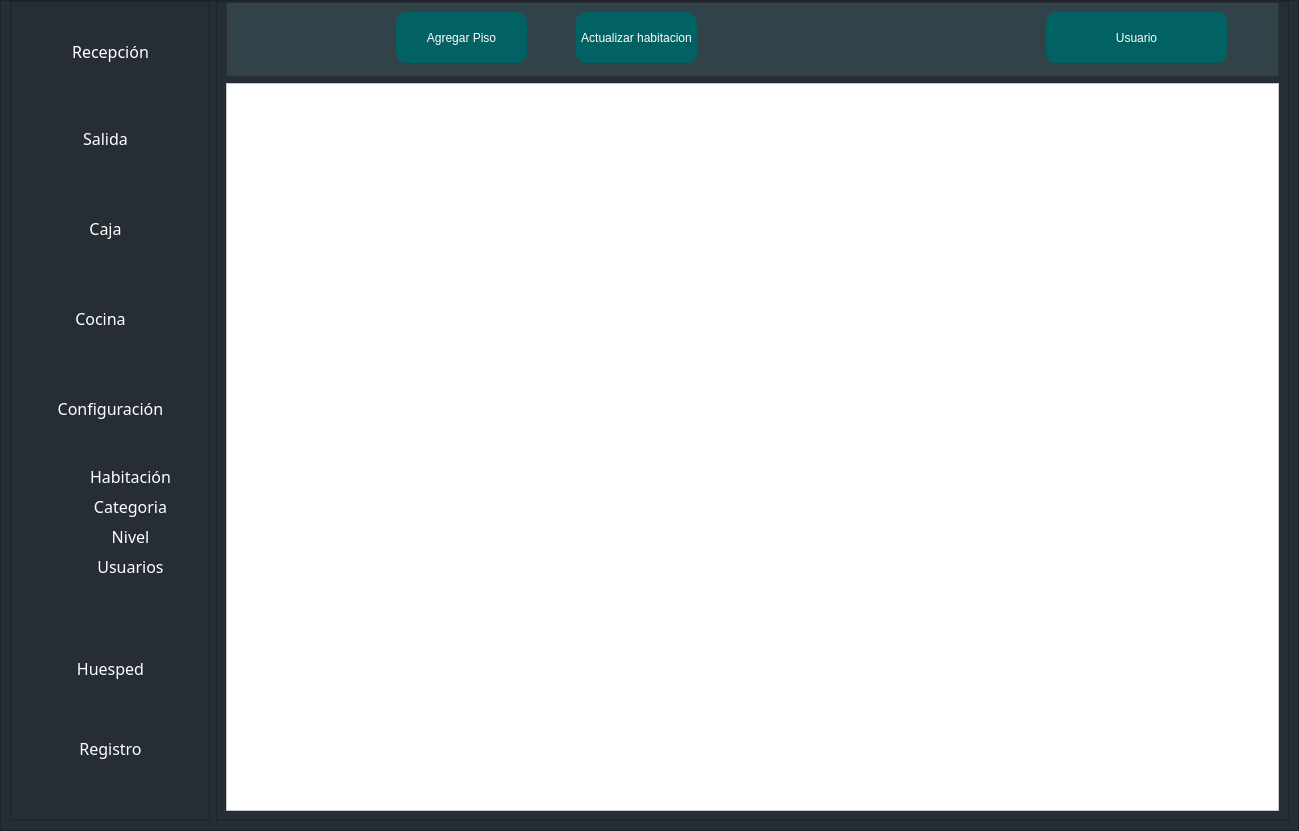
AngelAndreCotocCuzal/Hotel_Proyecto, file view/Interfaz.ui: the form before one commit.
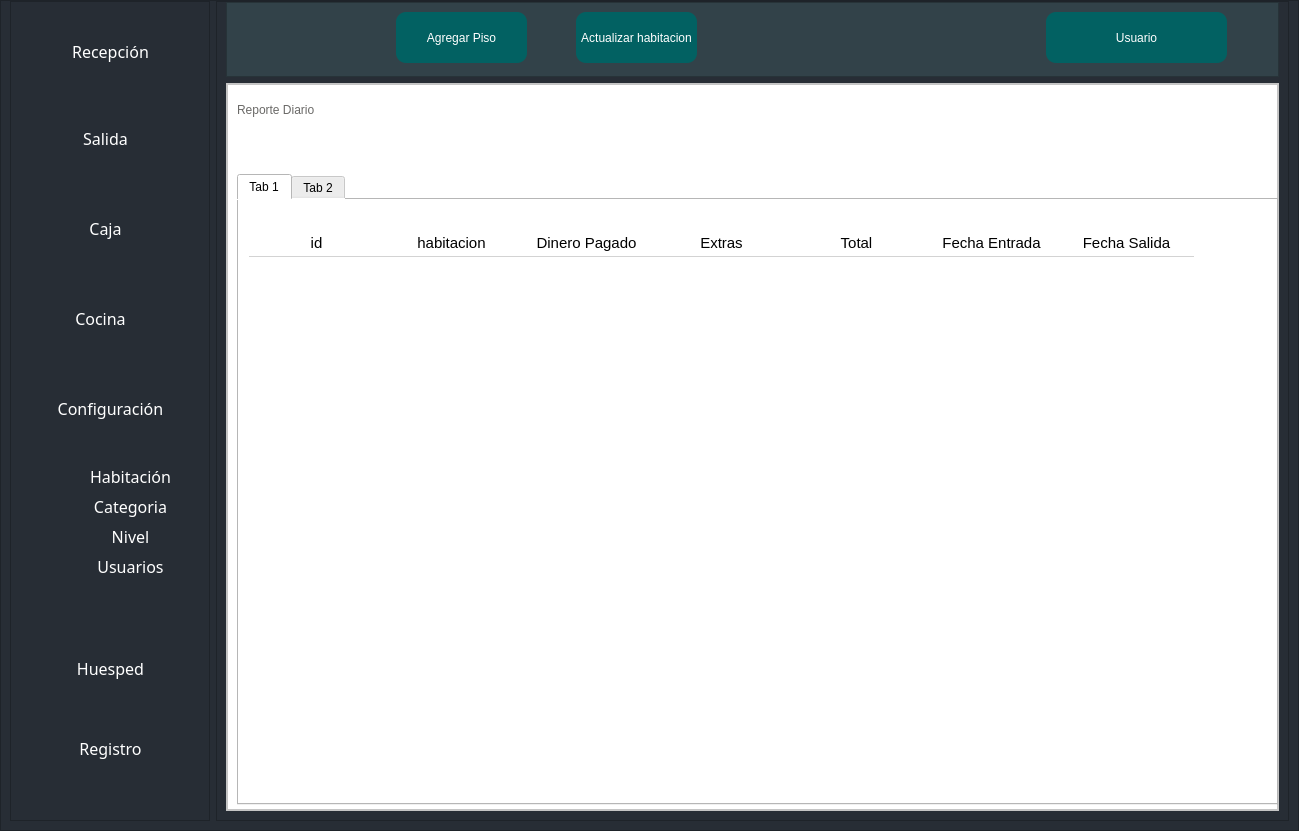
The form after the commit. The open tabs and pages were chosen to show the change.

```diff
--- a/view/Interfaz.ui
+++ b/view/Interfaz.ui
@@ -1408,19 +1408,198 @@
                 </layout>
                </widget>
                <widget class="QWidget" name="pg_registro">
-                <widget class="QPushButton" name="pushButton_4">
-                 <property name="geometry">
-                  <rect>
-                   <x>200</x>
-                   <y>140</y>
-                   <width>361</width>
-                   <height>141</height>
-                  </rect>
+                <layout class="QVBoxLayout" name="verticalLayout_3">
+                 <property name="spacing">
+                  <number>0</number>
                  </property>
-                 <property name="text">
-                  <string>Estas en registro</string>
+                 <property name="leftMargin">
+                  <number>0</number>
                  </property>
-                </widget>
+                 <property name="topMargin">
+                  <number>0</number>
+                 </property>
+                 <property name="rightMargin">
+                  <number>0</number>
+                 </property>
+                 <property name="bottomMargin">
+                  <number>0</number>
+                 </property>
+                 <item>
+                  <widget class="QFrame" name="frame_3">
+                   <property name="styleSheet">
+                    <string notr="true">QPushButton{
+    background:rgba(2,97,98,255);
+    /*border: 1px solid #2361a0; /* Cambiar el color del borde a azul oscuro */
+    border-radius: 10px;
+    font: 75 12pt &quot;Archivo&quot;;
+/* Cambiar el color de fondo a azul oscuro */
+    color: white;
+}
+/*
+QPushButton:hover{
+
+background-color: qlineargradient(spread:pad, x1:0, y1:0.505682, x2:1, y2:0.477, stop:0 rgba(14, 52, 83, 1), stop:1 rgba(14, 52, 83, 1));
+color: black;
+
+}
+*/
+QFrame{
+background-color: rgb(255, 255, 255); /* Cambiar el color de fondo a azul oscuro */
+}
+
+QLineEdit{
+background-color: rgb(255,255,255);
+border:none;
+border-bottom:2px solid rgba(46, 82, 101, 200);
+   /*color: #2361a0;*/
+	color:rgba(106,105,103,255);
+    font: 75 12pt &quot;Archivo&quot;;
+
+}
+
+QLabel{
+color: rgba(106,105,103,255);
+    font: 75 22pt &quot;Archivo&quot;;
+}
+</string>
+                   </property>
+                   <property name="frameShape">
+                    <enum>QFrame::StyledPanel</enum>
+                   </property>
+                   <property name="frameShadow">
+                    <enum>QFrame::Raised</enum>
+                   </property>
+                   <widget class="QTabWidget" name="tabWidget">
+                    <property name="geometry">
+                     <rect>
+                      <x>10</x>
+                      <y>90</y>
+                      <width>1041</width>
+                      <height>631</height>
+                     </rect>
+                    </property>
+                    <property name="styleSheet">
+                     <string notr="true">QHeaderView {
+    background-color: white;
+    border: none;
+    font: 75 12pt &quot;Archivo&quot;;
+}
+
+QHeaderView:hover {
+    background-color: white;
+}
+
+QHeaderView:section {
+    background-color: white;
+    border-bottom: 1px solid lightgray;
+    border-top: none;
+    padding: 2px;
+    font-size: 11pt;
+    color: black;
+text-align: left;
+}
+
+QTableWidget {
+    background-color: white;
+    border: none;
+    gridline-color: transparent;
+    font-size: 11pt;
+    color: black;
+
+}
+
+QTableWidget QTableCornerButton::section {
+    background-color: white;
+    border: none;
+
+}
+
+QTableWidget::item {
+    border: none;
+    border-bottom: 1px solid lightgray;
+    alignment: AlignHCenter; /* Centra el texto horizontalmente */
+	color:black /* cambiar el color letra al seleccionar*/
+
+}</string>
+                    </property>
+                    <property name="currentIndex">
+                     <number>0</number>
+                    </property>
+                    <widget class="QWidget" name="hospedamiento">
+                     <attribute name="title">
+                      <string>Tab 1</string>
+                     </attribute>
+                     <widget class="QTableWidget" name="tab_Reporte">
+                      <property name="geometry">
+                       <rect>
+                        <x>10</x>
+                        <y>30</y>
+                        <width>1011</width>
+                        <height>561</height>
+                       </rect>
+                      </property>
+                      <attribute name="horizontalHeaderDefaultSectionSize">
+                       <number>135</number>
+                      </attribute>
+                      <column>
+                       <property name="text">
+                        <string>id</string>
+                       </property>
+                      </column>
+                      <column>
+                       <property name="text">
+                        <string>habitacion</string>
+                       </property>
+                      </column>
+                      <column>
+                       <property name="text">
+                        <string>Dinero Pagado</string>
+                       </property>
+                      </column>
+                      <column>
+                       <property name="text">
+                        <string>Extras</string>
+                       </property>
+                      </column>
+                      <column>
+                       <property name="text">
+                        <string>Total</string>
+                       </property>
+                      </column>
+                      <column>
+                       <property name="text">
+                        <string>Fecha Entrada</string>
+                       </property>
+                      </column>
+                      <column>
+                       <property name="text">
+                        <string>Fecha Salida</string>
+                       </property>
+                      </column>
+                     </widget>
+                    </widget>
+                    <widget class="QWidget" name="ventas">
+                     <attribute name="title">
+                      <string>Tab 2</string>
+                     </attribute>
+                    </widget>
+                   </widget>
+                   <widget class="QLabel" name="label_4">
+                    <property name="geometry">
+                     <rect>
+                      <x>10</x>
+                      <y>10</y>
+                      <width>311</width>
+                      <height>31</height>
+                     </rect>
+                    </property>
+                    <property name="text">
+                     <string>Reporte Diario</string>
+                    </property>
+                   </widget>
+                  </widget>
+                 </item>
+                </layout>
                </widget>
                <widget class="QWidget" name="pg_usuario">
                 <widget class="QFrame" name="frame_7">
```
Left out of the diff: 24 changed lines with no effect on the pictures.
